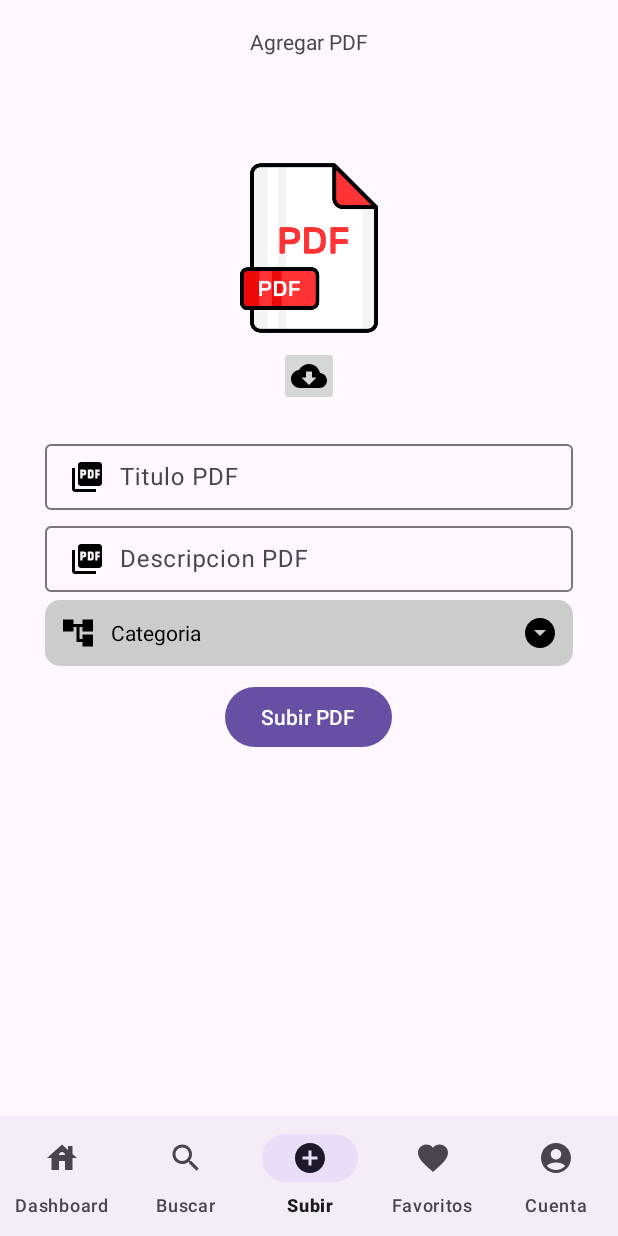
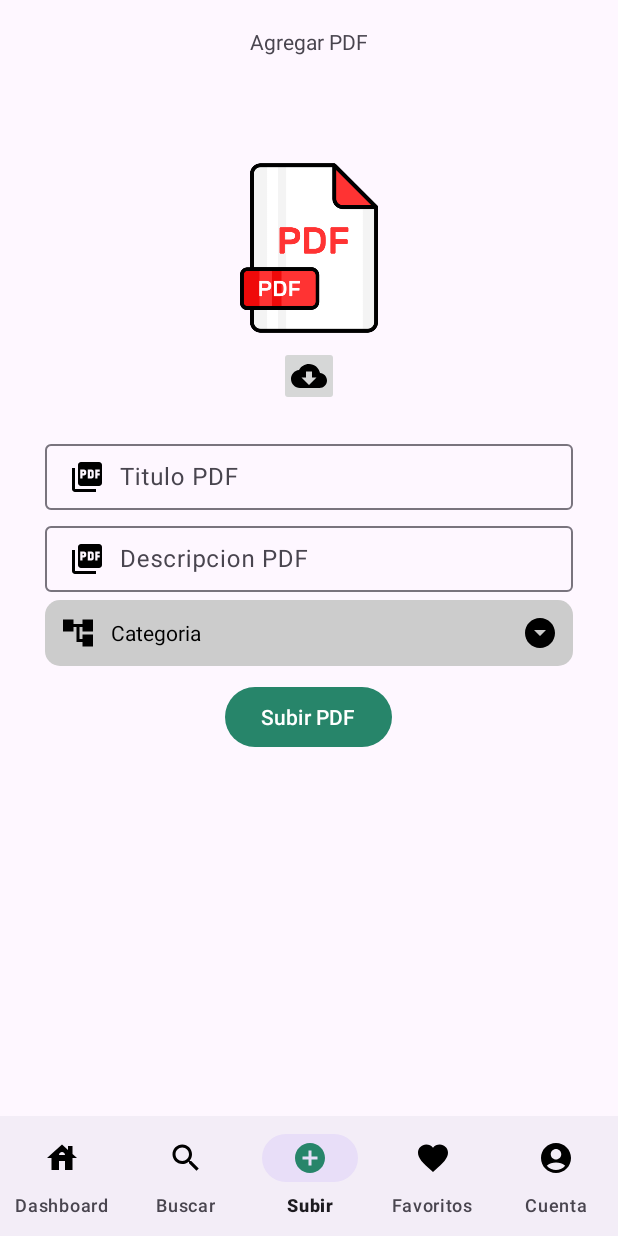
Before and after one commit to CamiloxX/KoalaApp, an Android app: the MainActivity screen opened directly, with no data from a screen before it, item 3 of the bottom bar chosen, on a phone screen of 412 x 824 dp. Run offline under Robolectric (Android 15) with nearby library versions, the phone set to English and light mode, and no system bars; our stand-ins replace Firebase (no records; nobody signed in at launch, a user with empty details on screens opened directly).

Commit message:
Se agrego boton color verdes

```diff
--- /dev/null
+++ b/app/src/main/res/color/color_item_bottom_nav.xml
@@ -0,0 +1,5 @@
+<?xml version="1.0" encoding="utf-8"?>
+<selector xmlns:android="http://schemas.android.com/apk/res/android">
+<item android:color="@color/green" android:state_checked="true"> </item>
+    <item android:color="@color/black" android:state_checked="false"></item>
+</selector>
--- a/app/src/main/res/layout/activity_main.xml
+++ b/app/src/main/res/layout/activity_main.xml
@@ -43,5 +43,6 @@
         android:layout_height="wrap_content"
         android:layout_alignParentBottom="true"
         app:menu="@menu/menu_bottom_cliente"
+        app:itemIconTint="@color/color_item_bottom_nav"
         app:labelVisibilityMode="labeled"/>
 </RelativeLayout>
--- a/app/src/main/res/layout/dialog_agregar_comentario.xml
+++ b/app/src/main/res/layout/dialog_agregar_comentario.xml
@@ -45,7 +45,8 @@
         android:layout_below="@id/TIL_comentario"
         android:textAllCaps="true"
         android:layout_width="match_parent"
-        android:layout_height="wrap_content"/>
+        android:layout_height="wrap_content"
+        android:backgroundTint="@color/green"/>
 
 
 
--- a/app/src/main/res/values/colors.xml
+++ b/app/src/main/res/values/colors.xml
@@ -2,4 +2,6 @@
     <color name="black">#FF000000</color>
     <color name="white">#FFFFFFFF</color>
     <color name="green">#27856A</color>
+    <color name="cafe">#A09082</color>
+    <color name="cafeclaro">#D7C4AD</color>
 </resources>
--- a/app/src/main/res/values/themes.xml
+++ b/app/src/main/res/values/themes.xml
@@ -2,7 +2,9 @@
     <!-- Base application theme. -->
     <style name="Base.Theme.ProyectoLibros" parent="Theme.Material3.DayNight.NoActionBar">
         <!-- Customize your light theme here. -->
-        <!-- <item name="colorPrimary">@color/my_light_primary</item> -->
+         <item name="colorPrimary">@color/green</item>
+        <item name="colorSecondary">@color/green</item>
+
     </style>
 
     <style name="Theme.ProyectoLibros" parent="Base.Theme.ProyectoLibros" />
```
Also changed, not shown: 28 other files.
